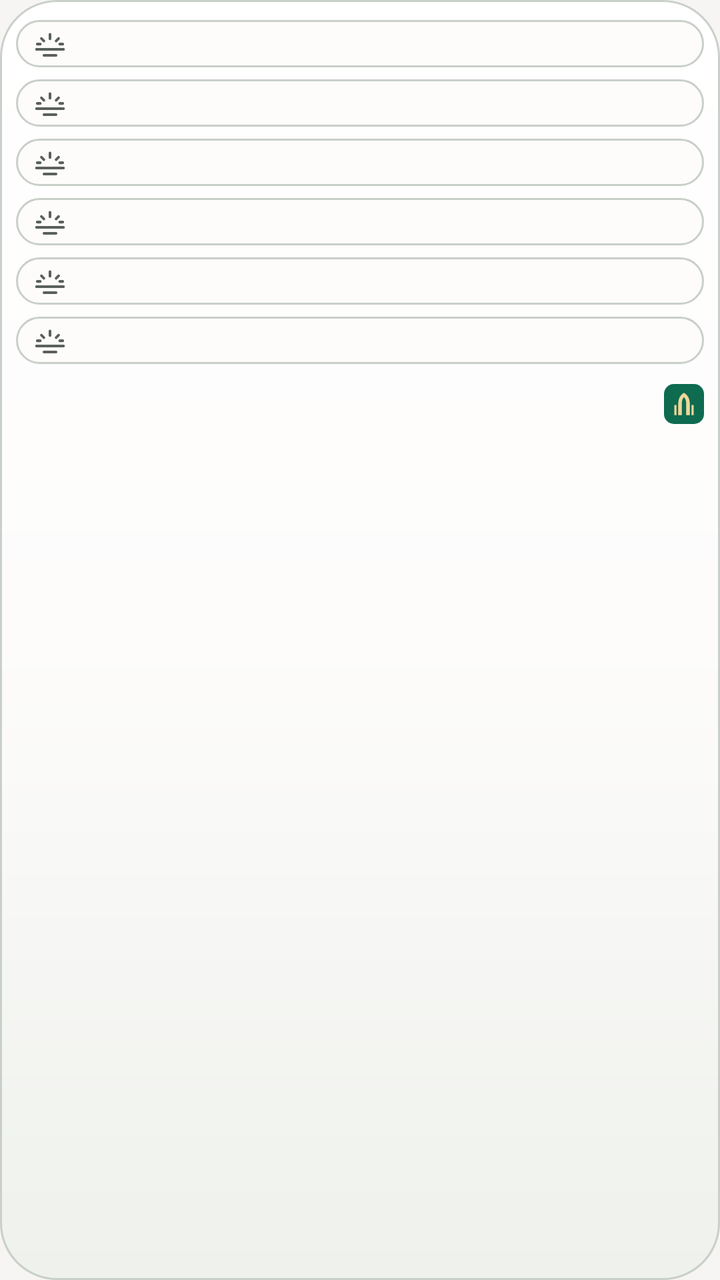
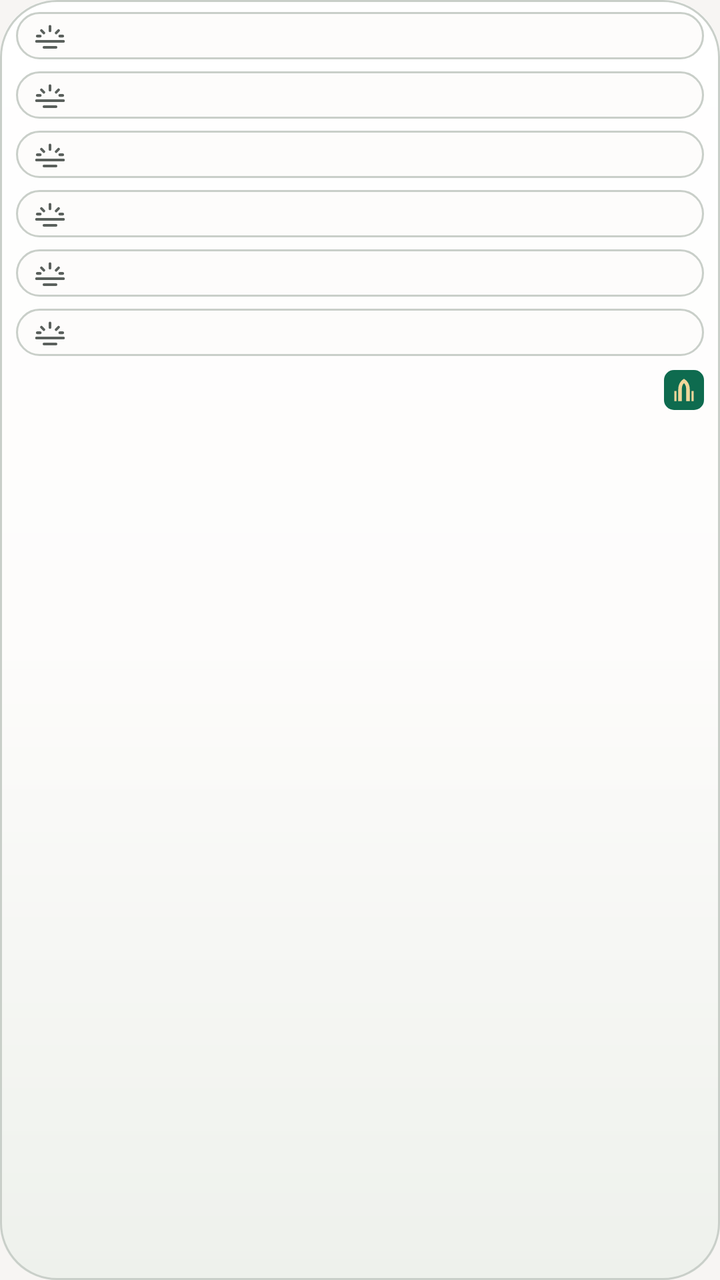

The first picture is an Android layout as it rendered before a commit; the second is the same layout after the commit. The layout source and the unified diff follow.
<!-- AndroidManifest.xml: application theme Theme.SajdaTime -->
<!-- res/layout/widget_today.xml -->
<?xml version="1.0" encoding="utf-8"?>
<LinearLayout
    xmlns:android="http://schemas.android.com/apk/res/android"
    xmlns:tools="http://schemas.android.com/tools"
    android:id="@+id/widget_root"
    android:layout_width="match_parent"
    android:layout_height="match_parent"
    android:background="@drawable/widget_background"
    android:orientation="vertical"
    android:paddingStart="8dp"
    android:paddingTop="10dp"
    android:paddingEnd="8dp"
    android:paddingBottom="10dp"
    tools:ignore="UselessLeaf,NestedWeights,UseCompoundDrawables">

    <TextView
        android:id="@+id/widget_message"
        android:layout_width="match_parent"
        android:layout_height="wrap_content"
        android:paddingStart="8dp"
        android:paddingEnd="8dp"
        android:ellipsize="end"
        android:importantForAccessibility="no"
        android:maxLines="4"
        android:textAlignment="viewStart"
        android:textColor="@color/widget_on_surface"
        android:textSize="14sp"
        android:visibility="gone" />

    
    
    <FrameLayout
        android:id="@+id/widget_row_fajr"
        android:clipToPadding="false"
        android:layout_width="match_parent"
        android:layout_height="wrap_content"
        android:layout_marginBottom="6dp"
        android:background="@drawable/widget_row_plain"
        android:paddingStart="8dp"
        android:paddingTop="1dp"
        android:paddingEnd="8dp"
        android:paddingBottom="1dp">
        <LinearLayout
            android:layout_width="match_parent"
            android:layout_height="wrap_content"
            android:gravity="center_vertical"
            android:orientation="horizontal">
            <ImageView
                android:id="@+id/widget_glyph_fajr"
                android:layout_width="18dp"
                android:layout_height="18dp"
                android:importantForAccessibility="no"
                android:src="@drawable/widget_glyph_fajr"
                android:tint="@color/widget_on_surface_variant" />
            <ImageView
                android:id="@+id/widget_logo_fajr"
                android:layout_width="18dp"
                android:layout_height="18dp"
                android:importantForAccessibility="no"
                android:src="@drawable/widget_mark"
                android:visibility="gone" />
            <TextView
                android:id="@+id/widget_name_fajr"
                android:layout_width="wrap_content"
                android:layout_height="wrap_content"
                android:layout_marginStart="10dp"
                android:ellipsize="end"
                android:importantForAccessibility="no"
                android:maxLines="1"
                android:textAlignment="viewStart"
                android:textColor="@color/widget_on_surface"
                android:textSize="16sp" />
            <TextView
                android:id="@+id/widget_label_fajr"
                android:layout_width="0dp"
                android:layout_height="wrap_content"
                android:layout_marginStart="8dp"
                android:layout_marginEnd="8dp"
                android:layout_weight="1"
                android:ellipsize="end"
                android:importantForAccessibility="no"
                android:maxLines="1"
                android:textAlignment="viewStart"
                android:textColor="@color/widget_on_surface_variant"
                android:textSize="13sp" />
            <TextView
                android:id="@+id/widget_time_fajr"
                android:layout_width="wrap_content"
                android:layout_height="wrap_content"
                android:ellipsize="end"
                android:fontFeatureSettings="tnum"
                android:importantForAccessibility="no"
                android:maxLines="1"
                android:textAlignment="viewEnd"
                android:textColor="@color/widget_on_surface"
                android:textSize="16sp" />
        </LinearLayout>
        <ImageView
            android:id="@+id/widget_row_underline_fajr"
            android:layout_width="match_parent"
            android:layout_height="4dp"
            android:layout_gravity="bottom"
            android:layout_marginBottom="-4dp"
            android:importantForAccessibility="no"
            android:src="@drawable/widget_underline"
            android:scaleType="fitXY"
            android:visibility="gone" />
    </FrameLayout>
    <FrameLayout
        android:id="@+id/widget_row_sunrise"
        android:clipToPadding="false"
        android:layout_width="match_parent"
        android:layout_height="wrap_content"
        android:layout_marginBottom="6dp"
        android:background="@drawable/widget_row_plain"
        android:paddingStart="8dp"
        android:paddingTop="1dp"
        android:paddingEnd="8dp"
        android:paddingBottom="1dp">
        <LinearLayout
            android:layout_width="match_parent"
            android:layout_height="wrap_content"
            android:gravity="center_vertical"
            android:orientation="horizontal">
            <ImageView
                android:id="@+id/widget_glyph_sunrise"
                android:layout_width="18dp"
                android:layout_height="18dp"
                android:importantForAccessibility="no"
                android:src="@drawable/widget_glyph_fajr"
                android:tint="@color/widget_on_surface_variant" />
            <TextView
                android:id="@+id/widget_name_sunrise"
                android:layout_width="wrap_content"
                android:layout_height="wrap_content"
                android:layout_marginStart="10dp"
                android:ellipsize="end"
                android:importantForAccessibility="no"
                android:maxLines="1"
                android:textAlignment="viewStart"
                android:textColor="@color/widget_on_surface_variant"
                android:textSize="16sp" />
            <TextView
                android:id="@+id/widget_label_sunrise"
                android:layout_width="0dp"
                android:layout_height="wrap_content"
                android:layout_marginStart="8dp"
                android:layout_marginEnd="8dp"
                android:layout_weight="1"
                android:ellipsize="end"
                android:importantForAccessibility="no"
                android:maxLines="1"
                android:textAlignment="viewStart"
                android:textColor="@color/widget_on_surface_variant"
                android:textSize="13sp" />
            <TextView
                android:id="@+id/widget_time_sunrise"
                android:layout_width="wrap_content"
                android:layout_height="wrap_content"
                android:ellipsize="end"
                android:fontFeatureSettings="tnum"
                android:importantForAccessibility="no"
                android:maxLines="1"
                android:textAlignment="viewEnd"
                android:textColor="@color/widget_on_surface_variant"
                android:textSize="16sp" />
        </LinearLayout>
        <ImageView
            android:id="@+id/widget_row_underline_sunrise"
            android:layout_width="match_parent"
            android:layout_height="4dp"
            android:layout_gravity="bottom"
            android:layout_marginBottom="-4dp"
            android:importantForAccessibility="no"
            android:src="@drawable/widget_underline"
            android:scaleType="fitXY"
            android:visibility="gone" />
    </FrameLayout>
    <FrameLayout
        android:id="@+id/widget_row_dhuhr"
        android:clipToPadding="false"
        android:layout_width="match_parent"
        android:layout_height="wrap_content"
        android:layout_marginBottom="6dp"
        android:background="@drawable/widget_row_plain"
        android:paddingStart="8dp"
        android:paddingTop="1dp"
        android:paddingEnd="8dp"
        android:paddingBottom="1dp">
        <LinearLayout
            android:layout_width="match_parent"
            android:layout_height="wrap_content"
            android:gravity="center_vertical"
            android:orientation="horizontal">
            <ImageView
                android:id="@+id/widget_glyph_dhuhr"
                android:layout_width="18dp"
                android:layout_height="18dp"
                android:importantForAccessibility="no"
                android:src="@drawable/widget_glyph_fajr"
                android:tint="@color/widget_on_surface_variant" />
            <ImageView
                android:id="@+id/widget_logo_dhuhr"
                android:layout_width="18dp"
                android:layout_height="18dp"
                android:importantForAccessibility="no"
                android:src="@drawable/widget_mark"
                android:visibility="gone" />
            <TextView
                android:id="@+id/widget_name_dhuhr"
                android:layout_width="wrap_content"
                android:layout_height="wrap_content"
                android:layout_marginStart="10dp"
                android:ellipsize="end"
                android:importantForAccessibility="no"
                android:maxLines="1"
                android:textAlignment="viewStart"
                android:textColor="@color/widget_on_surface"
                android:textSize="16sp" />
            <TextView
                android:id="@+id/widget_label_dhuhr"
                android:layout_width="0dp"
                android:layout_height="wrap_content"
                android:layout_marginStart="8dp"
                android:layout_marginEnd="8dp"
                android:layout_weight="1"
                android:ellipsize="end"
                android:importantForAccessibility="no"
                android:maxLines="1"
                android:textAlignment="viewStart"
                android:textColor="@color/widget_on_surface_variant"
                android:textSize="13sp" />
            <TextView
                android:id="@+id/widget_time_dhuhr"
                android:layout_width="wrap_content"
                android:layout_height="wrap_content"
                android:ellipsize="end"
                android:fontFeatureSettings="tnum"
                android:importantForAccessibility="no"
                android:maxLines="1"
                android:textAlignment="viewEnd"
                android:textColor="@color/widget_on_surface"
                android:textSize="16sp" />
        </LinearLayout>
        <ImageView
            android:id="@+id/widget_row_underline_dhuhr"
            android:layout_width="match_parent"
            android:layout_height="4dp"
            android:layout_gravity="bottom"
            android:layout_marginBottom="-4dp"
            android:importantForAccessibility="no"
            android:src="@drawable/widget_underline"
            android:scaleType="fitXY"
            android:visibility="gone" />
    </FrameLayout>
    <FrameLayout
        android:id="@+id/widget_row_asr"
        android:clipToPadding="false"
        android:layout_width="match_parent"
        android:layout_height="wrap_content"
        android:layout_marginBottom="6dp"
        android:background="@drawable/widget_row_plain"
        android:paddingStart="8dp"
        android:paddingTop="1dp"
        android:paddingEnd="8dp"
        android:paddingBottom="1dp">
        <LinearLayout
            android:layout_width="match_parent"
            android:layout_height="wrap_content"
            android:gravity="center_vertical"
            android:orientation="horizontal">
            <ImageView
                android:id="@+id/widget_glyph_asr"
                android:layout_width="18dp"
                android:layout_height="18dp"
                android:importantForAccessibility="no"
                android:src="@drawable/widget_glyph_fajr"
                android:tint="@color/widget_on_surface_variant" />
            <ImageView
                android:id="@+id/widget_logo_asr"
                android:layout_width="18dp"
                android:layout_height="18dp"
                android:importantForAccessibility="no"
                android:src="@drawable/widget_mark"
                android:visibility="gone" />
            <TextView
                android:id="@+id/widget_name_asr"
                android:layout_width="wrap_content"
                android:layout_height="wrap_content"
                android:layout_marginStart="10dp"
                android:ellipsize="end"
                android:importantForAccessibility="no"
                android:maxLines="1"
                android:textAlignment="viewStart"
                android:textColor="@color/widget_on_surface"
                android:textSize="16sp" />
            <TextView
                android:id="@+id/widget_label_asr"
                android:layout_width="0dp"
                android:layout_height="wrap_content"
                android:layout_marginStart="8dp"
                android:layout_marginEnd="8dp"
                android:layout_weight="1"
                android:ellipsize="end"
                android:importantForAccessibility="no"
                android:maxLines="1"
                android:textAlignment="viewStart"
                android:textColor="@color/widget_on_surface_variant"
                android:textSize="13sp" />
            <TextView
                android:id="@+id/widget_time_asr"
                android:layout_width="wrap_content"
                android:layout_height="wrap_content"
                android:ellipsize="end"
                android:fontFeatureSettings="tnum"
                android:importantForAccessibility="no"
                android:maxLines="1"
                android:textAlignment="viewEnd"
                android:textColor="@color/widget_on_surface"
                android:textSize="16sp" />
        </LinearLayout>
        <ImageView
            android:id="@+id/widget_row_underline_asr"
            android:layout_width="match_parent"
            android:layout_height="4dp"
            android:layout_gravity="bottom"
            android:layout_marginBottom="-4dp"
            android:importantForAccessibility="no"
            android:src="@drawable/widget_underline"
            android:scaleType="fitXY"
            android:visibility="gone" />
    </FrameLayout>
    <FrameLayout
        android:id="@+id/widget_row_maghrib"
        android:clipToPadding="false"
        android:layout_width="match_parent"
        android:layout_height="wrap_content"
        android:layout_marginBottom="6dp"
        android:background="@drawable/widget_row_plain"
        android:paddingStart="8dp"
        android:paddingTop="1dp"
        android:paddingEnd="8dp"
        android:paddingBottom="1dp">
        <LinearLayout
            android:layout_width="match_parent"
            android:layout_height="wrap_content"
            android:gravity="center_vertical"
            android:orientation="horizontal">
            <ImageView
                android:id="@+id/widget_glyph_maghrib"
                android:layout_width="18dp"
                android:layout_height="18dp"
                android:importantForAccessibility="no"
                android:src="@drawable/widget_glyph_fajr"
                android:tint="@color/widget_on_surface_variant" />
            <ImageView
                android:id="@+id/widget_logo_maghrib"
                android:layout_width="18dp"
                android:layout_height="18dp"
                android:importantForAccessibility="no"
                android:src="@drawable/widget_mark"
                android:visibility="gone" />
            <TextView
                android:id="@+id/widget_name_maghrib"
                android:layout_width="wrap_content"
                android:layout_height="wrap_content"
                android:layout_marginStart="10dp"
                android:ellipsize="end"
                android:importantForAccessibility="no"
                android:maxLines="1"
                android:textAlignment="viewStart"
                android:textColor="@color/widget_on_surface"
                android:textSize="16sp" />
            <TextView
                android:id="@+id/widget_label_maghrib"
                android:layout_width="0dp"
                android:layout_height="wrap_content"
                android:layout_marginStart="8dp"
                android:layout_marginEnd="8dp"
                android:layout_weight="1"
                android:ellipsize="end"
                android:importantForAccessibility="no"
                android:maxLines="1"
                android:textAlignment="viewStart"
                android:textColor="@color/widget_on_surface_variant"
                android:textSize="13sp" />
            <TextView
                android:id="@+id/widget_time_maghrib"
                android:layout_width="wrap_content"
                android:layout_height="wrap_content"
                android:ellipsize="end"
                android:fontFeatureSettings="tnum"
                android:importantForAccessibility="no"
                android:maxLines="1"
                android:textAlignment="viewEnd"
                android:textColor="@color/widget_on_surface"
                android:textSize="16sp" />
        </LinearLayout>
        <ImageView
            android:id="@+id/widget_row_underline_maghrib"
            android:layout_width="match_parent"
            android:layout_height="4dp"
            android:layout_gravity="bottom"
            android:layout_marginBottom="-4dp"
            android:importantForAccessibility="no"
            android:src="@drawable/widget_underline"
            android:scaleType="fitXY"
            android:visibility="gone" />
    </FrameLayout>
    <FrameLayout
        android:id="@+id/widget_row_isha"
        android:clipToPadding="false"
        android:layout_width="match_parent"
        android:layout_height="wrap_content"
        
        android:background="@drawable/widget_row_plain"
        android:paddingStart="8dp"
        android:paddingTop="1dp"
        android:paddingEnd="8dp"
        android:paddingBottom="1dp">
        <LinearLayout
            android:layout_width="match_parent"
            android:layout_height="wrap_content"
            android:gravity="center_vertical"
            android:orientation="horizontal">
            <ImageView
                android:id="@+id/widget_glyph_isha"
                android:layout_width="18dp"
                android:layout_height="18dp"
                android:importantForAccessibility="no"
                android:src="@drawable/widget_glyph_fajr"
                android:tint="@color/widget_on_surface_variant" />
            <ImageView
                android:id="@+id/widget_logo_isha"
                android:layout_width="18dp"
                android:layout_height="18dp"
                android:importantForAccessibility="no"
                android:src="@drawable/widget_mark"
                android:visibility="gone" />
            <TextView
                android:id="@+id/widget_name_isha"
                android:layout_width="wrap_content"
                android:layout_height="wrap_content"
                android:layout_marginStart="10dp"
                android:ellipsize="end"
                android:importantForAccessibility="no"
                android:maxLines="1"
                android:textAlignment="viewStart"
                android:textColor="@color/widget_on_surface"
                android:textSize="16sp" />
            <TextView
                android:id="@+id/widget_label_isha"
                android:layout_width="0dp"
                android:layout_height="wrap_content"
                android:layout_marginStart="8dp"
                android:layout_marginEnd="8dp"
                android:layout_weight="1"
                android:ellipsize="end"
                android:importantForAccessibility="no"
                android:maxLines="1"
                android:textAlignment="viewStart"
                android:textColor="@color/widget_on_surface_variant"
                android:textSize="13sp" />
            <TextView
                android:id="@+id/widget_time_isha"
                android:layout_width="wrap_content"
                android:layout_height="wrap_content"
                android:ellipsize="end"
                android:fontFeatureSettings="tnum"
                android:importantForAccessibility="no"
                android:maxLines="1"
                android:textAlignment="viewEnd"
                android:textColor="@color/widget_on_surface"
                android:textSize="16sp" />
        </LinearLayout>
        <ImageView
            android:id="@+id/widget_row_underline_isha"
            android:layout_width="match_parent"
            android:layout_height="4dp"
            android:layout_gravity="bottom"
            android:layout_marginBottom="-4dp"
            android:importantForAccessibility="no"
            android:src="@drawable/widget_underline"
            android:scaleType="fitXY"
            android:visibility="gone" />
    </FrameLayout>
    

    <LinearLayout
        android:layout_width="match_parent"
        android:layout_height="wrap_content"
        android:layout_marginTop="10dp"
        android:gravity="center_vertical"
        android:orientation="horizontal">
        
        <LinearLayout
            android:id="@+id/widget_place_chip"
            android:layout_width="wrap_content"
            android:layout_height="wrap_content"
            android:background="@drawable/widget_chip"
            android:gravity="center_vertical"
            android:importantForAccessibility="yes"
            android:minHeight="22dp"
            android:orientation="horizontal"
            android:paddingStart="7dp"
            android:paddingTop="2dp"
            android:paddingEnd="8dp"
            android:paddingBottom="2dp"
            android:visibility="gone">
            <ImageView
                android:id="@+id/widget_place_pin"
                android:visibility="gone"
                android:layout_width="12dp"
                android:layout_height="12dp"
                android:importantForAccessibility="no"
                android:src="@drawable/widget_icon_pin"
                android:tint="@color/widget_primary" />
            <TextView
                android:id="@+id/widget_place"
                android:layout_width="wrap_content"
                android:layout_height="wrap_content"
                android:layout_marginStart="4dp"
                android:maxWidth="64dp"
                android:ellipsize="end"
                android:importantForAccessibility="no"
                android:maxLines="1"
                android:textAlignment="viewStart"
                android:textColor="@color/widget_primary"
                android:textSize="12sp"
                android:textStyle="bold" />
            <ImageView
                android:id="@+id/widget_place_update"
                android:visibility="gone"
                android:layout_width="11dp"
                android:layout_height="11dp"
                android:layout_marginStart="5dp"
                android:importantForAccessibility="no"
                android:src="@drawable/widget_icon_update"
                android:tint="@color/widget_primary" />
        </LinearLayout>
        <Chronometer
            android:id="@+id/widget_compact_countdown"
            android:layout_width="wrap_content"
            android:layout_height="wrap_content"
            android:layout_marginStart="4dp"
            android:fontFeatureSettings="tnum"
            android:importantForAccessibility="no"
            android:maxLines="1"
            android:textAlignment="viewStart"
            android:textColor="@color/widget_on_surface"
            android:textSize="14sp"
            android:visibility="gone" />
        <TextView
            android:id="@+id/widget_footer"
            android:layout_width="0dp"
            android:layout_height="wrap_content"
            android:layout_marginStart="8dp"
            android:layout_weight="1"
            android:ellipsize="end"
            android:importantForAccessibility="no"
            android:maxLines="1"
            android:textAlignment="viewStart"
            android:textColor="@color/widget_on_surface_variant"
            android:textSize="12sp"
            android:visibility="gone" />
        
        <LinearLayout
            android:layout_width="0dp"
            android:layout_height="wrap_content"
            android:layout_weight="1"
            android:orientation="vertical" />
        <ImageView
            android:id="@+id/widget_mark"
            android:layout_width="20dp"
            android:layout_height="20dp"
            android:layout_marginStart="6dp"
            android:importantForAccessibility="no"
            android:src="@drawable/widget_mark" />
    </LinearLayout>
</LinearLayout>
<!-- resources referenced by this layout -->
<resources>
  <color name="widget_on_surface">#1B211E</color>
  <color name="widget_on_surface_variant">#5A605C</color>
  <color name="widget_primary">#0B5A43</color>
  <!-- drawable widget_chip (drawable) -->
  <?xml version="1.0" encoding="utf-8"?>
  <shape xmlns:android="http://schemas.android.com/apk/res/android" android:shape="rectangle">
      <solid android:color="@color/widget_highlight" />
      <corners android:radius="100dp" />
  </shape>
  <!-- drawable widget_glyph_fajr (drawable) -->
  <?xml version="1.0" encoding="utf-8"?>
  <vector xmlns:android="http://schemas.android.com/apk/res/android"
      android:width="24dp"
      android:height="24dp"
      android:autoMirrored="false"
      android:viewportWidth="24"
      android:viewportHeight="24">
      <path
          android:pathData="M3,16H21M12,6V9M6.3,8.8L7.9,10.4M17.7,8.8L16.1,10.4M3.5,12.5H5.5M18.5,12.5H20.5M8,20H16"
          android:strokeWidth="1.8"
          android:strokeAlpha="1"
          android:strokeColor="#FFFFFFFF"
          android:strokeLineCap="round"
          android:strokeLineJoin="round" />
  </vector>
  <!-- drawable widget_icon_pin (drawable) -->
  <?xml version="1.0" encoding="utf-8"?>
  <vector xmlns:android="http://schemas.android.com/apk/res/android"
      android:width="24dp"
      android:height="24dp"
      android:viewportWidth="24"
      android:viewportHeight="24">
      <path
          android:fillColor="#FFFFFFFF"
          android:pathData="M12,2C8.1,2 5,5.1 5,9c0,5.2 7,13 7,13s7,-7.8 7,-13c0,-3.9 -3.1,-7 -7,-7zM12,11.5a2.5,2.5 0,1 1,0 -5a2.5,2.5 0,0 1,0 5z" />
  </vector>
  <!-- drawable widget_icon_update (drawable) -->
  <?xml version="1.0" encoding="utf-8"?>
  <vector xmlns:android="http://schemas.android.com/apk/res/android"
      android:width="24dp"
      android:height="24dp"
      android:viewportWidth="24"
      android:viewportHeight="24">
      <path
          android:pathData="M20,12A8,8 0,1 1,17.3 6M20,4V9H15"
          android:strokeWidth="2.4"
          android:strokeColor="#FFFFFFFF"
          android:strokeLineCap="round"
          android:strokeLineJoin="round" />
  </vector>
  <!-- drawable widget_row_plain (drawable) -->
  <?xml version="1.0" encoding="utf-8"?>
  <shape xmlns:android="http://schemas.android.com/apk/res/android" android:shape="rectangle">
      <solid android:color="@color/widget_surface" />
      <stroke android:width="1dp" android:color="@color/widget_outline_variant" />
      <corners android:radius="12dp" />
  </shape>
  <!-- drawable widget_underline (drawable) -->
  <?xml version="1.0" encoding="utf-8"?>
  <shape xmlns:android="http://schemas.android.com/apk/res/android" android:shape="rectangle">
      <solid android:color="@color/widget_primary" />
      <corners android:radius="2dp" />
  </shape>
  <style name="Theme.SajdaTime" parent="android:Theme.Material.Light.NoActionBar">
          <item name="android:statusBarColor">@android:color/transparent</item>
          <item name="android:navigationBarColor">@android:color/transparent</item>
          <item name="android:windowBackground">@color/window_background</item>
      </style>
  <color name="widget_surface">#FDFCFB</color>
  <color name="widget_surface_bottom">#EEF1EC</color>
  <color name="widget_surface_top">#FFFFFF</color>
  <dimen name="widget_corner_radius">16dp</dimen>
  <color name="widget_sheen">#00FFFFFF</color>
  <color name="widget_edge">#FFC9CFC9</color>
  <color name="widget_highlight">#D7EAE0</color>
  <color name="widget_outline_variant">#C9CFC9</color>
  <color name="window_background">#F7F5F3</color>
  <!-- unchanged entries left out for length: 2 -->
</resources>

<!-- the commit's change to res/layout/widget_today.xml (unified diff, before → after) -->
@@ -8,9 +8,9 @@
     android:background="@drawable/widget_background"
     android:orientation="vertical"
     android:paddingStart="8dp"
-    android:paddingTop="10dp"
+    android:paddingTop="6dp"
     android:paddingEnd="8dp"
-    android:paddingBottom="10dp"
+    android:paddingBottom="6dp"
     tools:ignore="UselessLeaf,NestedWeights,UseCompoundDrawables">
 
     <TextView
@@ -489,7 +489,7 @@
     <LinearLayout
         android:layout_width="match_parent"
         android:layout_height="wrap_content"
-        android:layout_marginTop="10dp"
+        android:layout_marginTop="7dp"
         android:gravity="center_vertical"
         android:orientation="horizontal">
         
